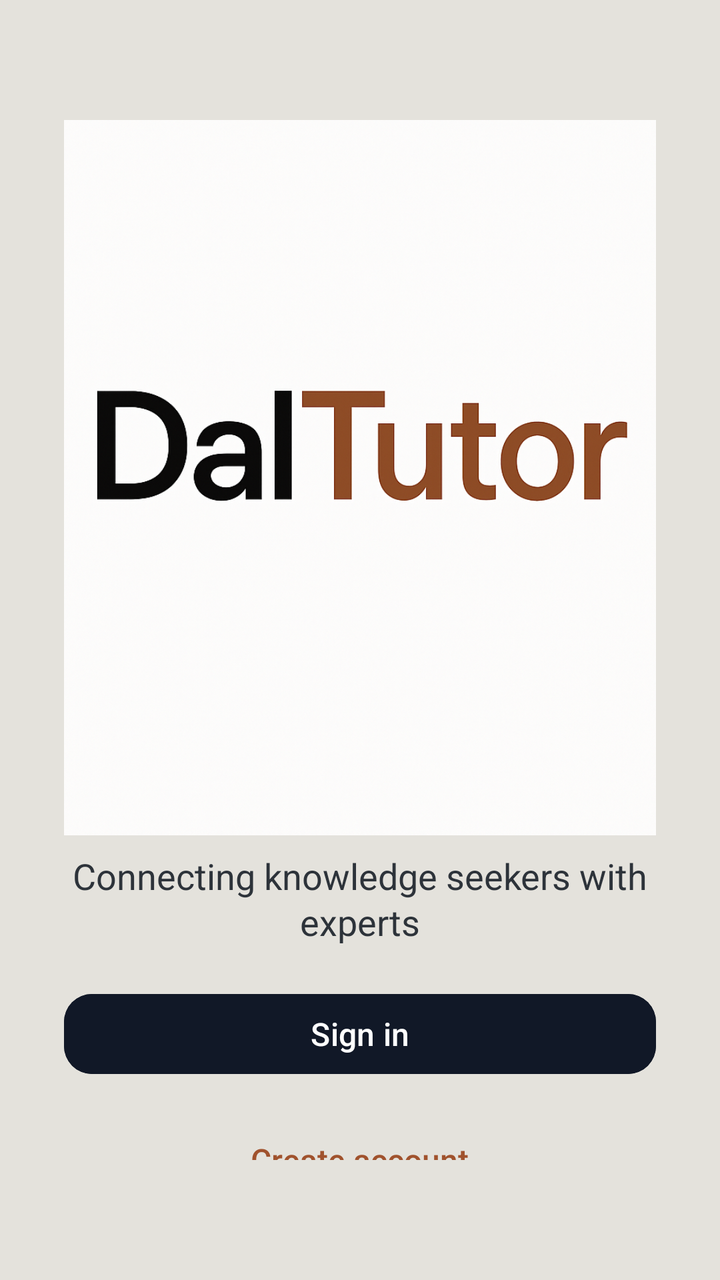
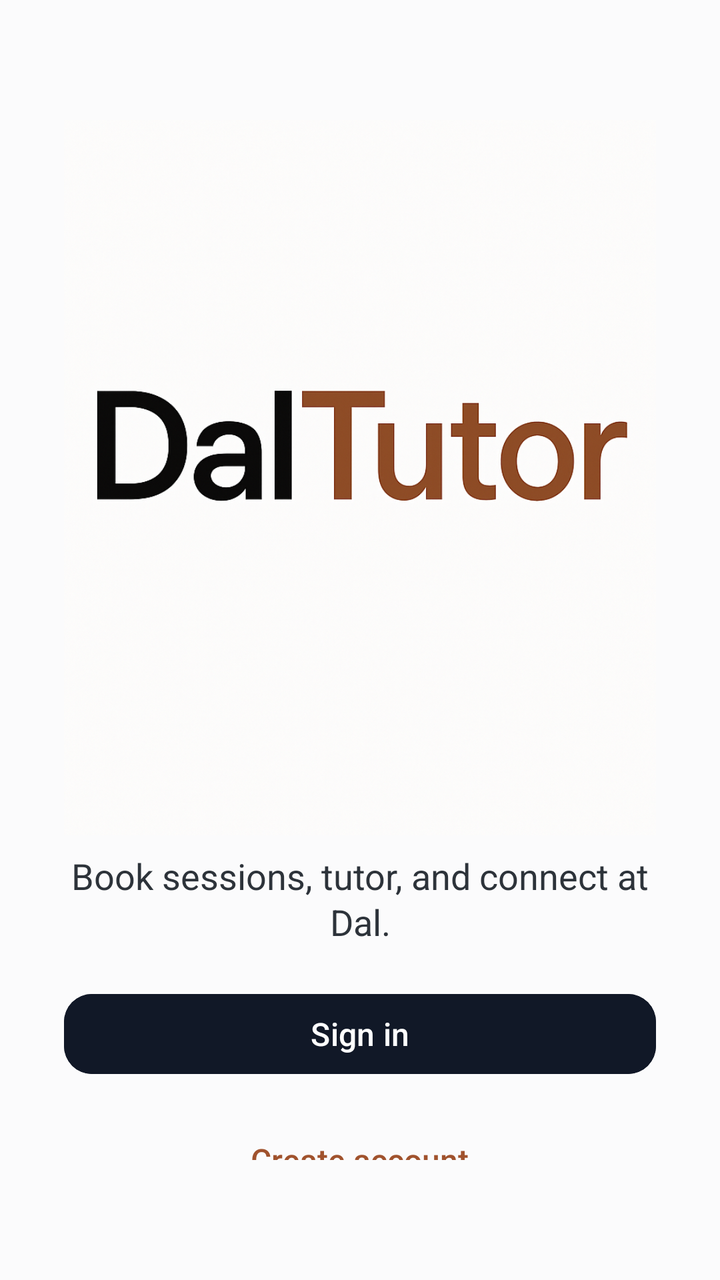

Screens rendered from an Android XML layout before and after an edit, with the pre-edit source and the edit as a unified diff.
<!-- AndroidManifest.xml: application theme Theme.Csci3130Group1 -->
<!-- res/layout/activity_main.xml -->
<?xml version="1.0" encoding="utf-8"?>
<LinearLayout
    xmlns:android="http://schemas.android.com/apk/res/android"
    xmlns:app="http://schemas.android.com/apk/res-auto"
    xmlns:tools="http://schemas.android.com/tools"
    android:id="@+id/main"
    android:background="#e4e2dc"
    android:layout_width="match_parent"
    android:layout_height="match_parent"
    android:orientation="vertical"
    android:gravity="center"
    android:paddingHorizontal="32dp"
    android:paddingVertical="60dp"
    tools:context=".MainActivity">

    
    <ImageView
        android:id="@+id/app_icon"
        android:layout_width="380dp"
        android:layout_height="380dp"
        android:src="@drawable/app_icon"
        android:scaleType="centerInside"
        android:layout_marginBottom="8dp"
        android:contentDescription="DalTutor Logo" />

    
    <TextView
        android:id="@+id/app_tagline"
        android:layout_width="wrap_content"
        android:layout_height="wrap_content"
        android:text="Connecting knowledge seekers with experts"
        android:textSize="18sp"
        android:textColor="#2D333A"
        android:fontFamily="sans-serif"
        android:gravity="center"
        android:lineSpacingExtra="2dp"
        android:layout_marginBottom="20dp" />

    
    <View
        android:layout_width="match_parent"
        android:layout_height="0dp"
        android:layout_weight="1" />

    
    <Button
        android:id="@+id/login_button"
        style="@style/Widget.Material3.Button"
        android:layout_width="match_parent"
        android:layout_height="wrap_content"
        android:text="Sign in"
        android:textAllCaps="false"
        android:textColor="#FFFFFF"
        android:backgroundTint="#111827"
        app:rippleColor="@color/btn_black_ripple"
        app:cornerRadius="14dp"
        android:textSize="16sp"
        android:fontFamily="sans-serif-medium"
        android:layout_marginBottom="16dp" />

    
    <TextView
        android:id="@+id/register_text"
        android:layout_width="wrap_content"
        android:layout_height="wrap_content"
        android:text="Create account"
        android:textColor="#A0522D"
        android:textSize="16sp"
        android:fontFamily="sans-serif-medium"
        android:padding="12dp"
        android:layout_gravity="center_horizontal"
        android:clickable="true"
        android:focusable="true" />

</LinearLayout>
<!-- resources referenced by this layout -->
<resources>
  <!-- drawable app_icon: png bitmap (drawable, 1020294 bytes) -->
  <style name="Theme.Csci3130Group1" parent="Base.Theme.Csci3130Group1" />
  <style name="Base.Theme.Csci3130Group1" parent="Theme.Material3.DayNight.NoActionBar">
          
          <item name="colorPrimary">#111827</item>
          <item name="colorOnPrimary">#FFFFFF</item>
          <item name="colorSecondary">#6B7280</item>
          <item name="colorOnSecondary">#FFFFFF</item>
          
          <item name="colorPrimaryContainer">#F3F4F6</item>
          <item name="colorOnPrimaryContainer">#111827</item>
          <item name="colorSecondaryContainer">#F3F4F6</item>
          <item name="colorOnSecondaryContainer">#111827</item>
          <item name="colorTertiary">#9CA3AF</item>
          <item name="colorSurface">#FFFFFF</item>
          <item name="colorOnSurface">#111827</item>
          <item name="colorOutline">#E5E7EB</item>
          <item name="android:navigationBarColor">#FFFFFF</item>
          <item name="android:statusBarColor">#FFFFFF</item>
      </style>
</resources>

<!-- the commit's change to res/layout/activity_main.xml (unified diff, before → after) -->
@@ -4,7 +4,7 @@
     xmlns:app="http://schemas.android.com/apk/res-auto"
     xmlns:tools="http://schemas.android.com/tools"
     android:id="@+id/main"
-    android:background="#e4e2dc"
+    android:background="#fbfbfc"
     android:layout_width="match_parent"
     android:layout_height="match_parent"
     android:orientation="vertical"
@@ -28,7 +28,7 @@
         android:id="@+id/app_tagline"
         android:layout_width="wrap_content"
         android:layout_height="wrap_content"
-        android:text="Connecting knowledge seekers with experts"
+        android:text="Book sessions, tutor, and connect at Dal."
         android:textSize="18sp"
         android:textColor="#2D333A"
         android:fontFamily="sans-serif"
